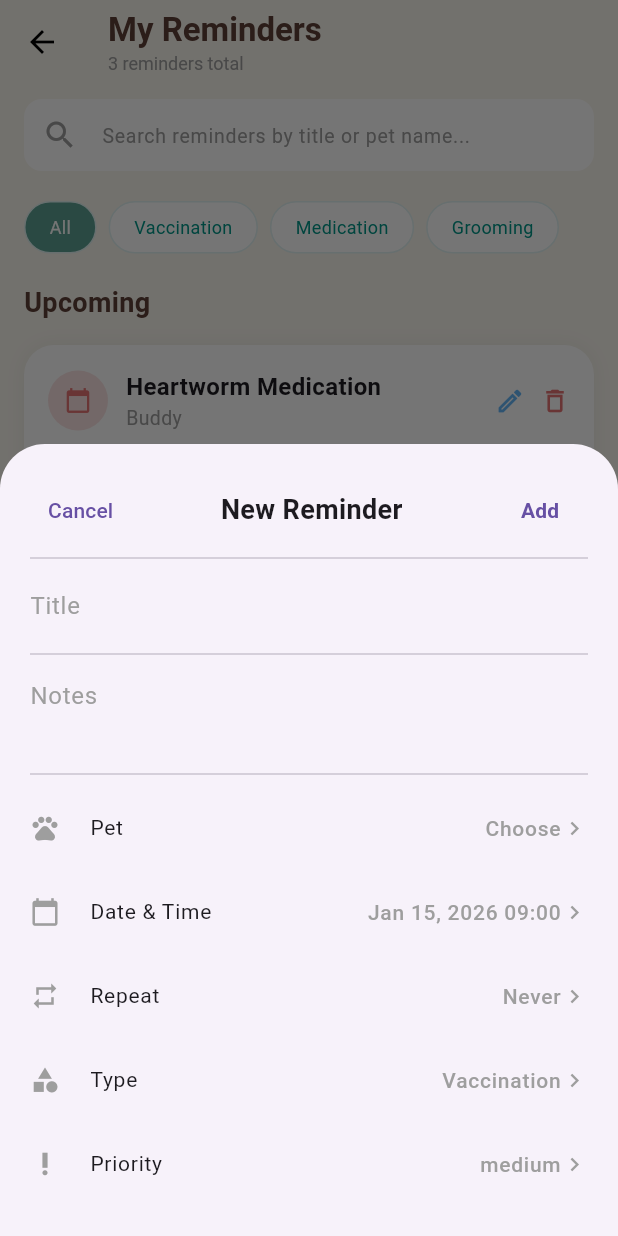
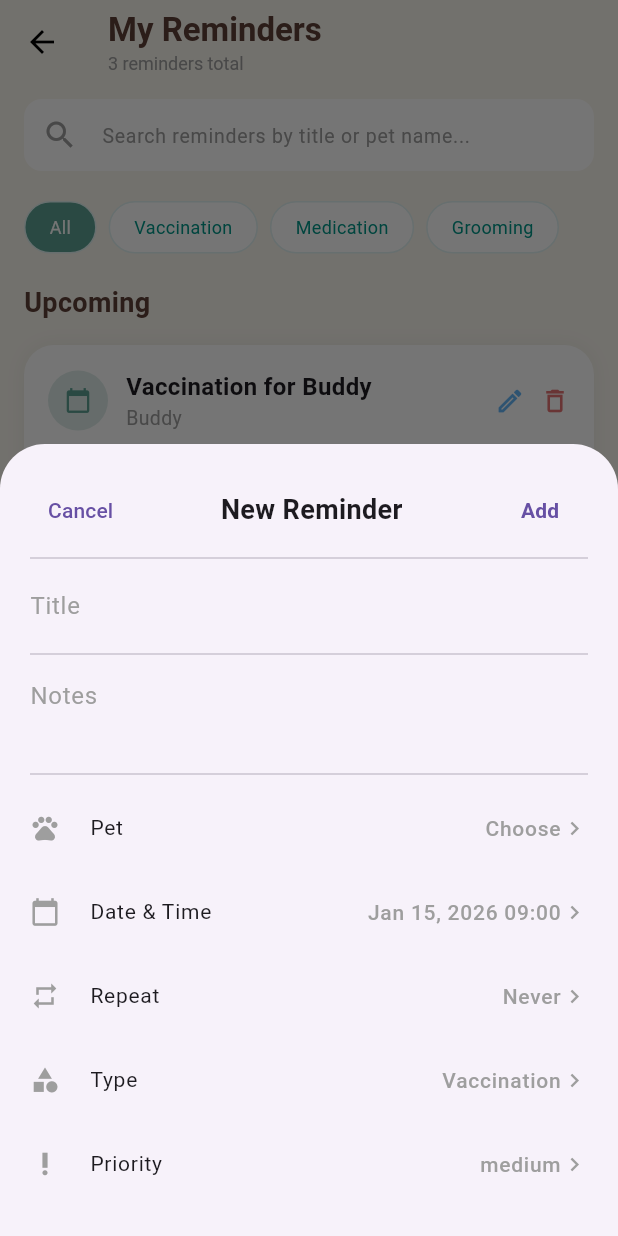
Before and after one commit to RamaAlkhatib2/pawvera, a Flutter app: the ReminderScreen screen opened directly, after a tap on the "add" icon, on a phone screen of 412 x 824 dp. Run offline on Flutter 3.47's test engine with Material 3 defaults, Android fonts, the phone set to English and light mode, and no system bars; our stand-ins replace hive, hive_flutter, image_picker, qr_flutter, table_calendar; accounts and stored records are empty.

Commit message:
Update reminder.dart

```diff
--- a/lib/pages/reminder.dart
+++ b/lib/pages/reminder.dart
@@ -1,6 +1,53 @@
- import 'package:flutter/material.dart';
+import 'package:flutter/material.dart';
 
-class ReminderScreen extends StatelessWidget {
+class ReminderScreen extends StatefulWidget {
+  const ReminderScreen({super.key});
+
+  @override
+  State<ReminderScreen> createState() => _ReminderScreenState();
+}
+
+class _ReminderScreenState extends State<ReminderScreen> {
+  List<Map<String, dynamic>> reminders = [];
+  bool isLoading = true;
+
+  @override
+  void initState() {
+    super.initState();
+    fetchReminders();
+  }
+
+  Future<void> fetchReminders() async {
+    // Simulate API call
+    await Future.delayed(const Duration(seconds: 2));
+    setState(() {
+      reminders = [
+        {
+          'title': 'Vaccination for Buddy',
+          'petName': 'Buddy',
+          'time': '10:00 AM',
+          'date': '2026-04-30',
+          'description': 'Annual vaccination appointment at the vet.',
+        },
+        {
+          'title': 'Grooming for Whiskers',
+          'petName': 'Whiskers',
+          'time': '2:00 PM',
+          'date': '2026-05-01',
+          'description': 'Monthly grooming session.',
+        },
+        {
+          'title': 'Vet Checkup for Max',
+          'petName': 'Max',
+          'time': '11:00 AM',
+          'date': '2026-05-02',
+          'description': 'Routine health checkup.',
+        },
+      ];
+      isLoading = false;
+    });
+  }
+
   @override
   Widget build(BuildContext context) {
     final primaryTeal = Color(0xFF5BA092);
@@ -23,7 +70,7 @@ class ReminderScreen extends StatelessWidget {
                     color: Color(0xFF5D4037),
                     fontWeight: FontWeight.bold,
                     fontSize: 22)),
-            Text("3 reminders total",
+            Text("${reminders.length} reminders total",
                 style: TextStyle(color: Colors.grey, fontSize: 12)),
           ],
         ),
@@ -66,22 +113,21 @@ class ReminderScreen extends StatelessWidget {
                     fontWeight: FontWeight.bold,
                     color: Color(0xFF5D4037))),
             SizedBox(height: 15),
-            _buildReminderCard(
-              title: "Heartworm Medication",
-              petName: "Buddy",
-              date: "Jan 18, 2026 at 8:00 AM",
-              type: "Medication",
-              priority: "High Priority",
-              iconColor: Color(0xFFE57373),
-            ),
-            _buildReminderCard(
-              title: "Weight Check",
-              petName: "Buddy",
-              date: "Jan 30, 2026 at 4:00 PM",
-              type: "Other",
-              priority: "Low Priority",
-              iconColor: Color(0xFF90A4AE),
-            ),
+            if (isLoading)
+              const Center(child: CircularProgressIndicator())
+            else
+              Column(
+                children: reminders
+                    .map((reminder) => _buildReminderCard(
+                          title: reminder['title'] as String,
+                          petName: reminder['petName'] as String,
+                          date: "${reminder['date']} at ${reminder['time']}",
+                          type: "Other", // placeholder
+                          priority: "Medium Priority", // placeholder
+                          iconColor: primaryTeal,
+                        ))
+                    .toList(),
+              ),
           ],
         ),
       ),
```
